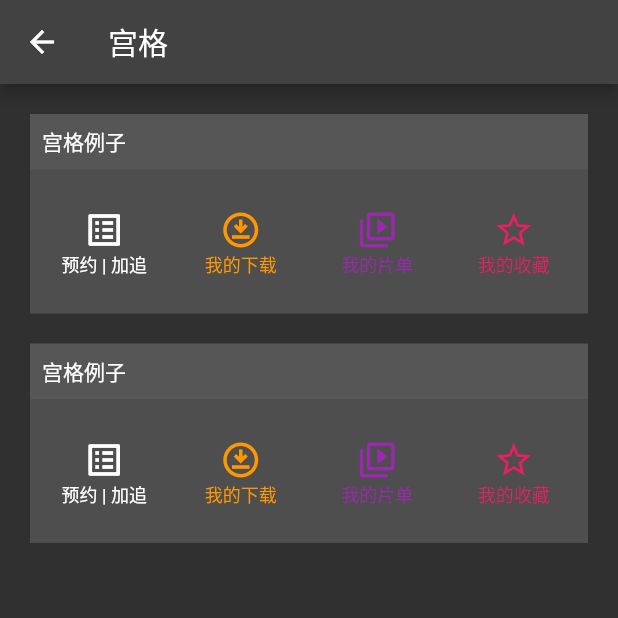
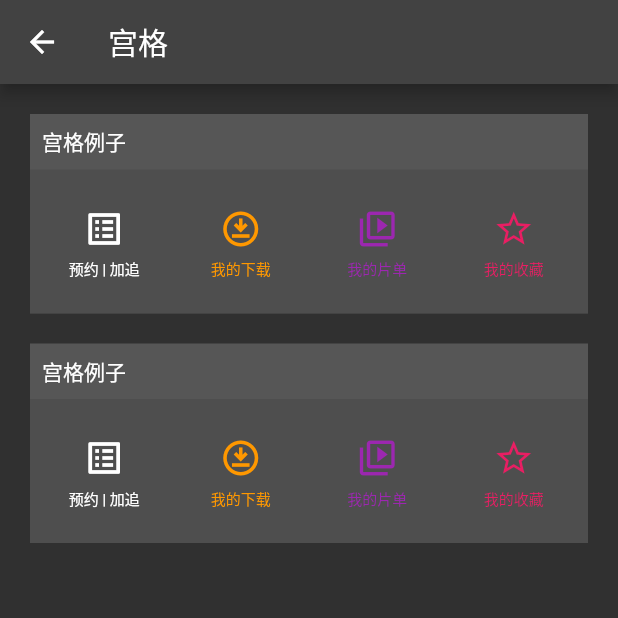
Before and after one commit to keep2zero/flutter_cxui, a Flutter app: the PagePlaceGrid screen opened by its route, on a phone screen of 412 x 824 dp, the top half of it. Run offline on Flutter 3.47's test engine with Material 2 defaults, Android fonts, the phone set to English and light mode, and no system bars.

Commit message:
feat: 调整place_grid的字体显示

```diff
--- a/lib/components/place_grid/place_grid.dart
+++ b/lib/components/place_grid/place_grid.dart
@@ -48,10 +48,15 @@ class _CxPlaceGridState extends State<CxPlaceGrid> {
                   color: item.color ?? Colors.black,
                   size: item.iconSize ?? 16,
                 ),
+                const SizedBox(
+                  height: 5,
+                ),
                 Text(
                   item.title ?? "",
+                  // maxLines: 1,
+                  overflow: TextOverflow.ellipsis,
                   style: TextStyle(
-                    fontSize: item.titleSize ?? 12,
+                    fontSize: item.titleSize ?? 10,
                     color: item.color ?? Colors.black,
                   ),
                 ),
```
